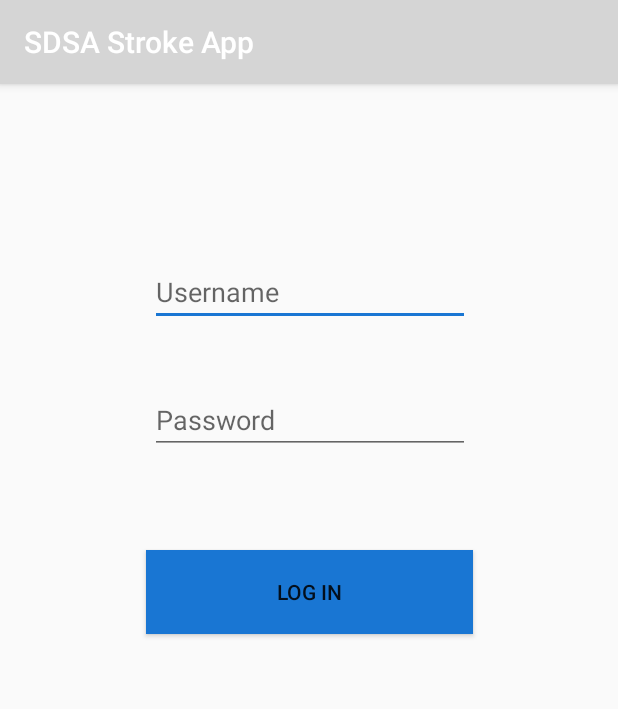
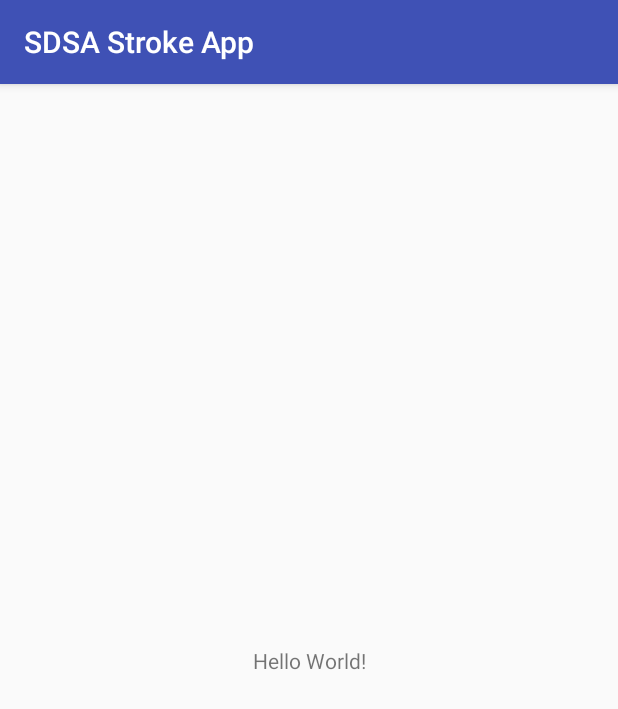
Before and after one commit to joezed/uni-aad, an Android app: the screen it shows after launch (MainActivity), on a phone screen of 412 x 824 dp. Shown: the top 709 px of the screen. Run offline under Robolectric (Android 15) with nearby library versions, the phone set to English and light mode, and no system bars; 2 statements that could not run were skipped.

Commit message:
Revert "Log in/resource list"
This reverts commit 0449fd8f3f69eb70ee717efd05ae22d85ad87370.

```diff
--- a/code/SDSAStrokeApp/app/src/main/java/com/ntu/groupf/sdsastrokeapp/MainActivity.java
+++ b/code/SDSAStrokeApp/app/src/main/java/com/ntu/groupf/sdsastrokeapp/MainActivity.java
@@ -17,8 +17,8 @@ public class MainActivity extends AppCompatActivity {
         setContentView(R.layout.activity_main);
 
         // Example of a call to a native method
-        //TextView tv = (TextView) findViewById(R.id.sample_text);
-        //tv.setText(stringFromJNI());
+        TextView tv = (TextView) findViewById(R.id.sample_text);
+        tv.setText(stringFromJNI());
     }
 
     /**
--- a/code/SDSAStrokeApp/app/src/main/res/layout/activity_main.xml
+++ b/code/SDSAStrokeApp/app/src/main/res/layout/activity_main.xml
@@ -4,52 +4,16 @@
     xmlns:tools="http://schemas.android.com/tools"
     android:layout_width="match_parent"
     android:layout_height="match_parent"
-    tools:background="@color/colorPrimary"
     tools:context="com.ntu.groupf.sdsastrokeapp.MainActivity">
 
-    <EditText
-        android:id="@+id/txt_username"
+    <TextView
+        android:id="@+id/sample_text"
         android:layout_width="wrap_content"
         android:layout_height="wrap_content"
-        android:layout_marginEnd="8dp"
-        android:layout_marginStart="8dp"
-        android:layout_marginTop="116dp"
-        android:contextClickable="false"
-        android:ems="10"
-        android:hint="Username"
-        android:inputType="textPersonName"
-        android:textColorLink="@color/colorPrimaryDark"
-        app:layout_constraintEnd_toEndOf="parent"
-        app:layout_constraintHorizontal_bias="0.503"
-        app:layout_constraintStart_toStartOf="parent"
+        android:text="Hello World!"
+        app:layout_constraintBottom_toBottomOf="parent"
+        app:layout_constraintLeft_toLeftOf="parent"
+        app:layout_constraintRight_toRightOf="parent"
         app:layout_constraintTop_toTopOf="parent" />
 
-    <EditText
-        android:id="@+id/txt_password"
-        android:layout_width="wrap_content"
-        android:layout_height="wrap_content"
-        android:layout_marginEnd="8dp"
-        android:layout_marginStart="8dp"
-        android:layout_marginTop="40dp"
-        android:ems="10"
-        android:hint="Password"
-        android:inputType="textPassword"
-        app:layout_constraintEnd_toEndOf="parent"
-        app:layout_constraintHorizontal_bias="0.503"
-        app:layout_constraintStart_toStartOf="parent"
-        app:layout_constraintTop_toBottomOf="@+id/txt_username" />
-
-    <Button
-        android:id="@+id/button"
-        android:layout_width="218dp"
-        android:layout_height="56dp"
-        android:layout_marginEnd="8dp"
-        android:layout_marginStart="8dp"
-        android:layout_marginTop="64dp"
-        android:background="@color/colorPrimaryDark"
-        android:text="Log in"
-        app:layout_constraintEnd_toEndOf="parent"
-        app:layout_constraintStart_toStartOf="parent"
-        app:layout_constraintTop_toBottomOf="@+id/txt_password" />
-
 </android.support.constraint.ConstraintLayout>
--- a/code/SDSAStrokeApp/app/src/main/res/values/colors.xml
+++ b/code/SDSAStrokeApp/app/src/main/res/values/colors.xml
@@ -1,6 +1,6 @@
 <?xml version="1.0" encoding="utf-8"?>
 <resources>
-    <color name="colorPrimary">#d5d5d5</color>
-    <color name="colorPrimaryDark">#1976d3</color>
-    <color name="colorAccent">#1976d3</color>
+    <color name="colorPrimary">#3F51B5</color>
+    <color name="colorPrimaryDark">#303F9F</color>
+    <color name="colorAccent">#FF4081</color>
 </resources>
```
Also changed, not shown: 1 other file.
